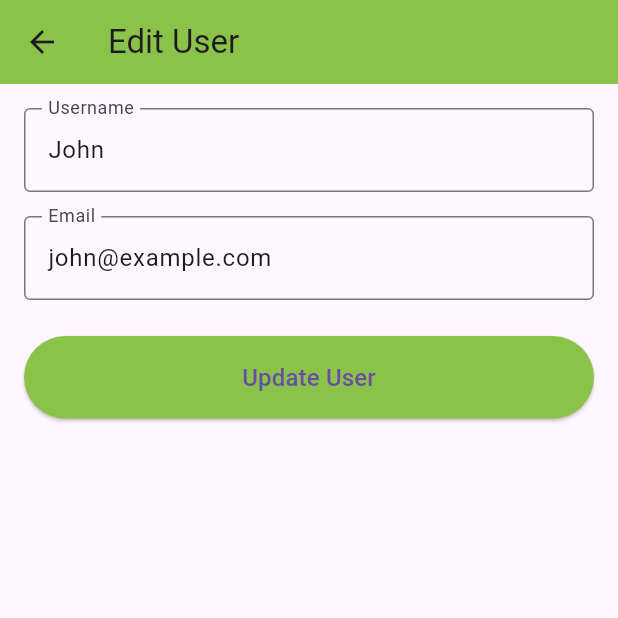
After one commit to lightrao/flutter_sqlite_demo, a Flutter app: the screen it shows after launch, after a tap on the "edit" icon, on a phone screen of 412 x 824 dp, the top half of it. The commit adds this screen. Run offline on Flutter 3.47's test engine with Material 3 defaults, Android fonts, the phone set to English and light mode, and no system bars; our stand-ins replace sqflite; accounts and stored records are empty.

Commit message:
Add edit user functionality with form validation in EditUserScreen

```diff
--- /dev/null
+++ b/lib/screens/edit_user_screen.dart
@@ -0,0 +1,125 @@
+import 'package:flutter/material.dart';
+import '../database_helper.dart';
+import '../user.dart';
+
+class EditUserScreen extends StatefulWidget {
+  final User user;
+
+  const EditUserScreen({super.key, required this.user});
+
+  @override
+  _EditUserScreenState createState() => _EditUserScreenState();
+}
+
+class _EditUserScreenState extends State<EditUserScreen> {
+  final _formKey = GlobalKey<FormState>();
+  late TextEditingController _usernameController;
+  late TextEditingController _emailController;
+
+  @override
+  void initState() {
+    super.initState();
+    // Initialize controllers with existing user data
+    _usernameController = TextEditingController(text: widget.user.username);
+    _emailController = TextEditingController(text: widget.user.email);
+  }
+
+  Future<void> _updateUser() async {
+    if (_formKey.currentState!.validate()) {
+      // Create updated user from form data, keeping the same ID
+      final updatedUser = User(
+        id: widget.user.id,
+        username: _usernameController.text,
+        email: _emailController.text,
+      );
+
+      // Update in database
+      await DatabaseHelper.databaseHelperInstance.updateUser(updatedUser);
+
+      // Show success message
+      ScaffoldMessenger.of(context).showSnackBar(
+        const SnackBar(content: Text('User updated successfully!')),
+      );
+
+      // Go back to the list screen, and take back the true value
+      Navigator.pop(context, true);
+    } else {
+      // Show error message if form is invalid
+      ScaffoldMessenger.of(context).showSnackBar(
+        const SnackBar(content: Text('Please correct the errors in the form')),
+      );
+    }
+  }
+
+  @override
+  void dispose() {
+    // Clean up controllers when the widget is disposed
+    _usernameController.dispose();
+    _emailController.dispose();
+    super.dispose();
+  }
+
+  @override
+  Widget build(BuildContext context) {
+    return Scaffold(
+      appBar: AppBar(
+        title: const Text('Edit User'),
+        backgroundColor: Colors.lightGreen,
+      ),
+      body: Padding(
+        padding: const EdgeInsets.all(16.0),
+        child: Form(
+          key: _formKey,
+          child: Column(
+            crossAxisAlignment: CrossAxisAlignment.stretch,
+            children: [
+              TextFormField(
+                controller: _usernameController,
+                decoration: const InputDecoration(
+                  labelText: 'Username',
+                  border: OutlineInputBorder(),
+                ),
+                validator: (value) {
+                  if (value == null || value.isEmpty) {
+                    return 'Please enter a username';
+                  }
+                  return null;
+                },
+              ),
+              const SizedBox(height: 16),
+              TextFormField(
+                controller: _emailController,
+                decoration: const InputDecoration(
+                  labelText: 'Email',
+                  border: OutlineInputBorder(),
+                ),
+                validator: (value) {
+                  if (value == null || value.isEmpty) {
+                    return 'Please enter an email';
+                  }
+                  if (!value.contains('@')) {
+                    return 'Please enter a valid email';
+                  }
+                  return null;
+                },
+                keyboardType: TextInputType.emailAddress,
+              ),
+              const SizedBox(height: 24),
+              ElevatedButton(
+                onPressed: _updateUser,
+                style: ElevatedButton.styleFrom(
+                  backgroundColor: Colors.lightGreen,
+                  padding: const EdgeInsets.symmetric(vertical: 16),
+                ),
+                child: const Text(
+                  'Update User',
+                  style: TextStyle(fontSize: 16),
+                ),
+              ),
+            ],
+          ),
+        ),
+      ),
+    );
+  }
+}
--- a/lib/screens/user_list_screen.dart
+++ b/lib/screens/user_list_screen.dart
@@ -2,6 +2,7 @@ import 'package:flutter/material.dart';
 import '../database_helper.dart';
 import '../user.dart';
 import 'add_user_screen.dart';
+import 'edit_user_screen.dart';
 
 class UserListScreen extends StatefulWidget {
   const UserListScreen({super.key});
@@ -39,7 +40,8 @@ class _UserListScreenState extends State<UserListScreen> {
   // Function to clear all users
   Future<void> _clearAllUsers() async {
     // Show confirmation dialog
-    bool confirm = await showDialog(
+    bool confirm =
+        await showDialog(
           context: context,
           builder: (BuildContext context) {
             return AlertDialog(
@@ -57,15 +59,16 @@ class _UserListScreenState extends State<UserListScreen> {
               ],
             );
           },
-    ) ?? false;
+        ) ??
+        false;
 
     // If user confirmed, delete all users
     if (confirm) {
       await DatabaseHelper.databaseHelperInstance.deleteAllUsers();
       _fetchUsers(); // Refresh the list
-      ScaffoldMessenger.of(context).showSnackBar(
-        SnackBar(content: Text('All users deleted')),
-      );
+      ScaffoldMessenger.of(
+        context,
+      ).showSnackBar(SnackBar(content: Text('All users deleted')));
     }
   }
 
@@ -74,7 +77,8 @@ class _UserListScreenState extends State<UserListScreen> {
     if (userId == null) return;
 
     // Show confirmation dialog
-    bool confirm = await showDialog(
+    bool confirm =
+        await showDialog(
           context: context,
           builder: (BuildContext context) {
             return AlertDialog(
@@ -92,15 +96,35 @@ class _UserListScreenState extends State<UserListScreen> {
               ],
             );
           },
-    ) ?? false;
+        ) ??
+        false;
 
     // If user confirmed, delete the user
     if (confirm) {
       await DatabaseHelper.databaseHelperInstance.deleteUser(userId);
       _fetchUsers(); // Refresh the list
-      ScaffoldMessenger.of(context).showSnackBar(
-        SnackBar(content: Text('User deleted')),
+      ScaffoldMessenger.of(
+        context,
+      ).showSnackBar(SnackBar(content: Text('User deleted')));
+    }
+  }
+
+  // Navigate to edit user screen
+  Future<void> _navigateToEditUser(User user) async {
+    // Wait for the result from the edit user screen
+    final result = await Navigator.push(
+      context,
+      MaterialPageRoute(builder: (context) => EditUserScreen(user: user)),
     );
+
+    // If user was updated, refresh the list
+    if (result == true) {
+      _fetchUsers();
+    } else {
+      // If user was not updated, show a message
+      ScaffoldMessenger.of(
+        context,
+      ).showSnackBar(SnackBar(content: Text('User not updated')));
     }
   }
 
@@ -132,7 +156,8 @@ class _UserListScreenState extends State<UserListScreen> {
           ),
         ],
       ),
-      body: _users.isEmpty
+      body:
+          _users.isEmpty
               ? Center(child: Text('No users found'))
               : ListView.builder(
                 itemCount: _users.length,
@@ -140,10 +165,20 @@ class _UserListScreenState extends State<UserListScreen> {
                   return ListTile(
                     title: Text(_users[index].username),
                     subtitle: Text(_users[index].email),
-                  trailing: IconButton(
+                    trailing: Row(
+                      mainAxisSize: MainAxisSize.min,
+                      children: [
+                        IconButton(
+                          icon: Icon(Icons.edit, color: Colors.blue),
+                          onPressed: () => _navigateToEditUser(_users[index]),
+                          tooltip: 'Edit User',
+                        ),
+                        IconButton(
                           icon: Icon(Icons.delete, color: Colors.red),
                           onPressed: () => _deleteUser(_users[index].id),
                           tooltip: 'Delete User',
+                        ),
+                      ],
                     ),
                   );
                 },
```
Lines whose indentation alone changed are shown as unchanged.
